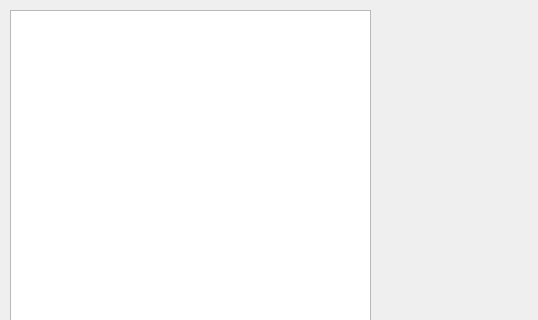
Old version of the form Dialoge/dialog_kostenstellen.ui in the repository TischlerWilly/azwkz; both pictures show x 0 to 538 and y 0 to 320 of the 538 by 578 pixel window.
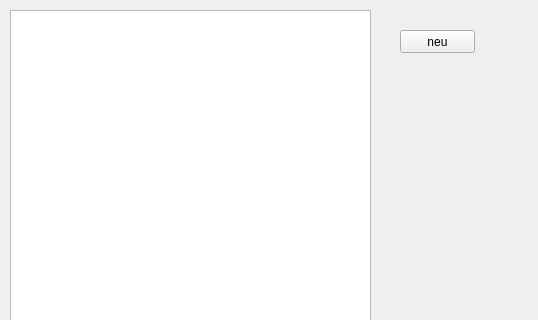
New version of the form.

Commit message: umbau Kostenstellen abgeschlossen

Patch:
```diff
--- a/Dialoge/dialog_kostenstellen.ui
+++ b/Dialoge/dialog_kostenstellen.ui
@@ -55,6 +55,19 @@
     <string>Abbrechen</string>
    </property>
   </widget>
+  <widget class="QPushButton" name="pushButton_neu">
+   <property name="geometry">
+    <rect>
+     <x>400</x>
+     <y>30</y>
+     <width>75</width>
+     <height>23</height>
+    </rect>
+   </property>
+   <property name="text">
+    <string>neu</string>
+   </property>
+  </widget>
   <action name="tabelle_sortieren">
    <property name="text">
     <string>tabelle_sortieren</string>
```
The commit also changes 10 other files.
